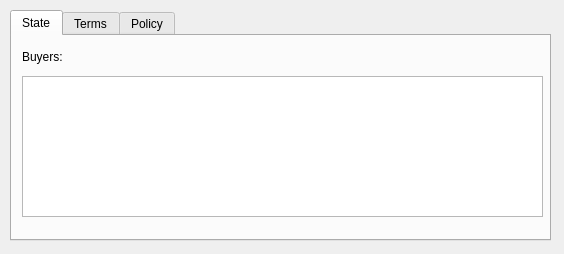
Above: classic/gui/ui/SellingModeSessionWidget.ui from RdeWilde/JoyStream before the change. Below: the same form after it.
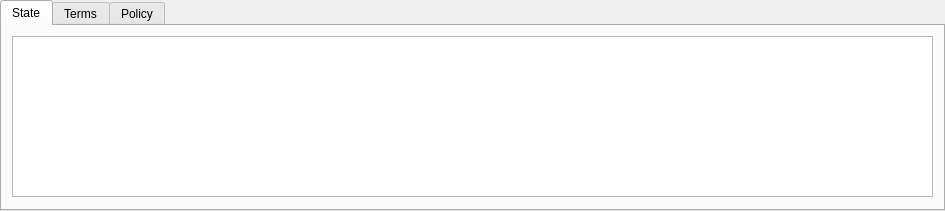
That is the form after the change.

```diff
--- a/classic/gui/ui/SellingModeSessionWidget.ui
+++ b/classic/gui/ui/SellingModeSessionWidget.ui
@@ -6,8 +6,8 @@
    <rect>
     <x>0</x>
     <y>0</y>
-    <width>564</width>
-    <height>254</height>
+    <width>945</width>
+    <height>211</height>
    </rect>
   </property>
   <property name="windowTitle">
@@ -16,10 +16,10 @@
   <widget class="QTabWidget" name="tabWidget">
    <property name="geometry">
     <rect>
-     <x>10</x>
-     <y>10</y>
-     <width>541</width>
-     <height>231</height>
+     <x>0</x>
+     <y>0</y>
+     <width>945</width>
+     <height>211</height>
     </rect>
    </property>
    <property name="currentIndex">
@@ -29,26 +29,13 @@
     <attribute name="title">
      <string>State</string>
     </attribute>
-    <widget class="QLabel" name="SellersListTitleLabel">
-     <property name="geometry">
-      <rect>
-       <x>10</x>
-       <y>10</y>
-       <width>111</width>
-       <height>21</height>
-      </rect>
-     </property>
-     <property name="text">
-      <string>Buyers:</string>
-     </property>
-    </widget>
     <widget class="QTreeView" name="buyersTableView">
      <property name="geometry">
       <rect>
        <x>10</x>
-       <y>40</y>
-       <width>521</width>
-       <height>141</height>
+       <y>10</y>
+       <width>921</width>
+       <height>161</height>
       </rect>
      </property>
     </widget>
```
Left out of the diff: 2 changed lines with no effect on the pictures.
